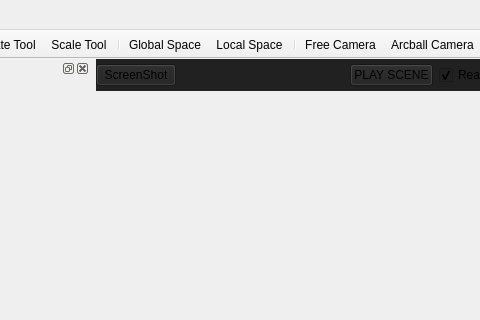
Above: src/mainwindow.ui from jahshaka/Studio before the change; both pictures show x 230 to 710 and y 0 to 320 of the 1190 by 705 pixel window. Below: the same form after it.
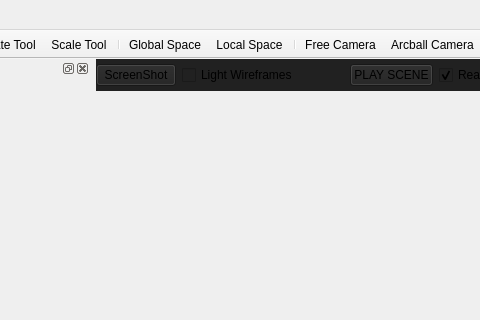
That is the form after the change. Icons and pictures are not drawn. Custom widgets are drawn as their Qt base class.

Commit message: Added light wireframe checkbox to ui

Diff of the .ui file:
```diff
--- a/src/mainwindow.ui
+++ b/src/mainwindow.ui
@@ -479,6 +479,13 @@
             </property>
            </widget>
           </item>
+          <item>
+           <widget class="QCheckBox" name="wireCheck">
+            <property name="text">
+             <string>Light Wireframes</string>
+            </property>
+           </widget>
+          </item>
           <item>
            <spacer name="horizontalSpacer">
             <property name="orientation">
```
Left out of the diff: 2 changed lines with no effect on the pictures.
